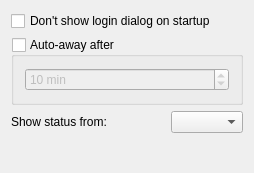
Old version of the form src/mainsettings.ui in the repository Winand/mqutim.
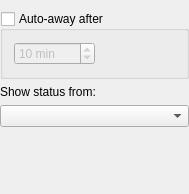
New version of the form.

What changed in the file:
```diff
--- a/src/mainsettings.ui
+++ b/src/mainsettings.ui
@@ -1,34 +1,36 @@
 <ui version="4.0" >
  <class>mainSettingsClass</class>
- <widget class="QWidget" name="mainSettingsClass" >
-  <property name="geometry" >
+ <widget class="QWidget" name="mainSettingsClass">
+  <property name="geometry">
    <rect>
     <x>0</x>
     <y>0</y>
-    <width>254</width>
-    <height>173</height>
+    <width>189</width>
+    <height>194</height>
    </rect>
   </property>
   <property name="windowTitle" >
    <string>mainSettings</string>
   </property>
-  <layout class="QVBoxLayout" name="verticalLayout_2" >
-   <item>
-    <widget class="QCheckBox" name="loginDialogBox" >
-     <property name="sizePolicy" >
-      <sizepolicy vsizetype="Fixed" hsizetype="Expanding" >
-       <horstretch>0</horstretch>
-       <verstretch>0</verstretch>
-      </sizepolicy>
-     </property>
-     <property name="text" >
-      <string>Don't show login dialog on startup</string>
-     </property>
-    </widget>
-   </item>
+  <layout class="QVBoxLayout" name="verticalLayout_2">
+   <property name="leftMargin">
+    <number>0</number>
+   </property>
+   <property name="rightMargin">
+    <number>0</number>
+   </property>
+   <property name="bottomMargin">
+    <number>0</number>
+   </property>
    <item>
-    <widget class="QGroupBox" name="autoAwayBox" >
-     <property name="title" >
+    <widget class="QFrame" name="frame">
+     <layout class="QVBoxLayout" name="verticalLayout_4">
+      <property name="margin">
+       <number>0</number>
+      </property>
+      <item>
+       <widget class="QGroupBox" name="autoAwayBox">
+        <property name="title">
       <string>Auto-away after</string>
      </property>
      <property name="flat" >
@@ -40,10 +42,10 @@
      <property name="checked" >
       <bool>false</bool>
      </property>
-     <layout class="QVBoxLayout" name="verticalLayout" >
+        <layout class="QHBoxLayout" name="horizontalLayout">
       <item>
-       <widget class="QSpinBox" name="awayMinBox" >
-        <property name="enabled" >
+          <widget class="QSpinBox" name="awayMinBox">
+           <property name="enabled">
          <bool>false</bool>
         </property>
         <property name="sizePolicy" >
@@ -66,20 +68,27 @@
         </property>
        </widget>
       </item>
+         <item>
+          <spacer name="horizontalSpacer">
+           <property name="orientation">
+            <enum>Qt::Horizontal</enum>
+           </property>
+           <property name="sizeHint" stdset="0">
+            <size>
+             <width>40</width>
+             <height>20</height>
+            </size>
+           </property>
+          </spacer>
+         </item>
      </layout>
     </widget>
    </item>
    <item>
-    <layout class="QHBoxLayout" name="horizontalLayout" >
+       <layout class="QVBoxLayout" name="verticalLayout_3">
      <item>
-      <widget class="QLabel" name="showStatusLabel" >
-       <property name="sizePolicy" >
-        <sizepolicy vsizetype="Fixed" hsizetype="Preferred" >
-         <horstretch>0</horstretch>
-         <verstretch>0</verstretch>
-        </sizepolicy>
-       </property>
-       <property name="text" >
+         <widget class="QLabel" name="showStatusLabel">
+          <property name="text">
         <string>Show status from:</string>
        </property>
        <property name="scaledContents" >
@@ -91,36 +100,29 @@
       </widget>
      </item>
      <item>
-      <widget class="QComboBox" name="accountComboBox" >
-       <property name="sizePolicy" >
-        <sizepolicy vsizetype="Fixed" hsizetype="Fixed" >
-         <horstretch>0</horstretch>
-         <verstretch>0</verstretch>
-        </sizepolicy>
-       </property>
-      </widget>
+         <widget class="QComboBox" name="accountComboBox"/>
      </item>
     </layout>
    </item>
    <item>
-    <spacer name="verticalSpacer" >
-     <property name="orientation" >
+       <spacer name="verticalSpacer">
+        <property name="orientation">
       <enum>Qt::Vertical</enum>
      </property>
-     <property name="sizeHint" stdset="0" >
+        <property name="sizeHint" stdset="0">
       <size>
-       <width>20</width>
-       <height>40</height>
+          <width>0</width>
+          <height>0</height>
       </size>
      </property>
     </spacer>
    </item>
   </layout>
  </widget>
- <layoutdefault spacing="6" margin="11" />
- <tabstops>
-  <tabstop>loginDialogBox</tabstop>
- </tabstops>
+   </item>
+  </layout>
+ </widget>
+ <layoutdefault spacing="6" margin="11"/>
  <resources/>
  <connections/>
 </ui>
```
Left out of the diff: 28 changed lines with no effect on the pictures. Lines whose indentation alone changed are shown as unchanged.
